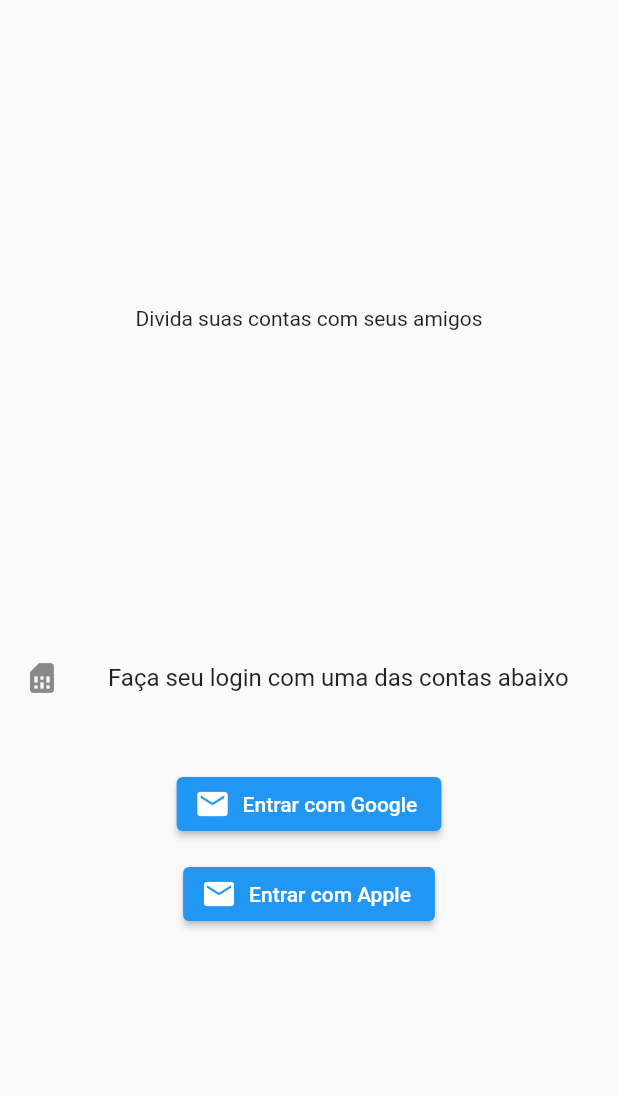
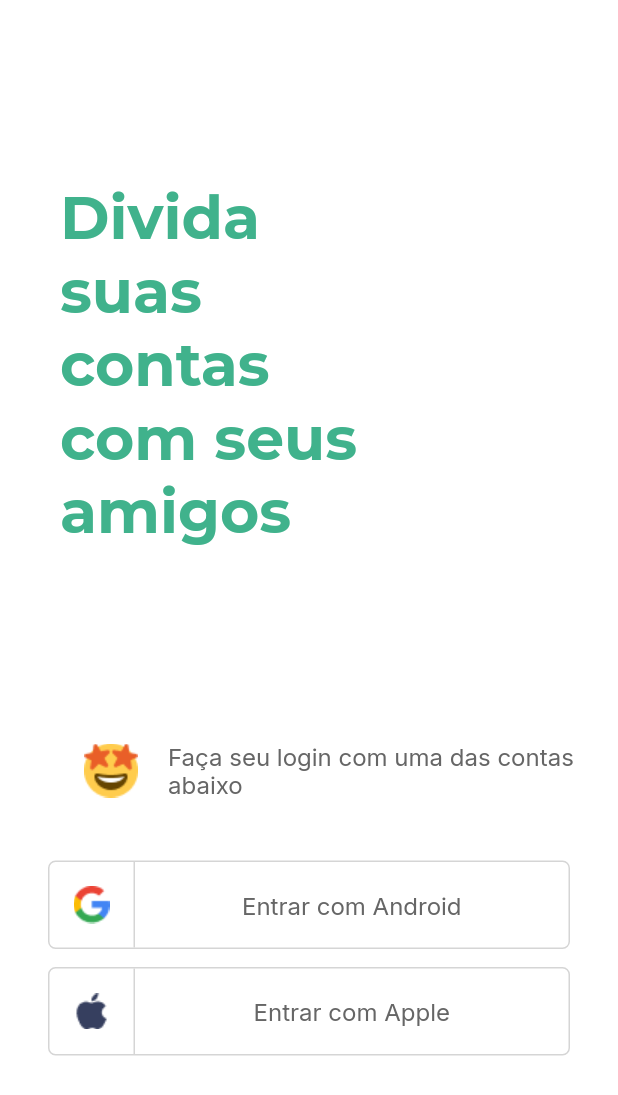
Before and after one commit to EduardoCeolin/split.it, a Flutter app: the screen it shows after launch, on a phone screen of 412 x 824 dp. Shown: the top 1095 px of the screen. Run offline on Flutter 3.47's test engine with Material 2 defaults, Android fonts, the phone set to English and light mode, and no system bars; our stand-ins replace google_fonts.

Commit message:
LoginPage finished

```diff
--- a/lib/app_widget.dart
+++ b/lib/app_widget.dart
@@ -1,6 +1,5 @@
 import 'package:flutter/material.dart';
 import 'package:split_it/modules/login/login_page.dart';
-import 'package:split_it/modules/splash/splash_page.dart';
 
 class AppWidget extends StatelessWidget {
   @override
--- a/lib/modules/login/login_page.dart
+++ b/lib/modules/login/login_page.dart
@@ -1,4 +1,6 @@
 import 'package:flutter/material.dart';
+import 'package:split_it/modules/theme/app_theme.dart';
+import 'package:split_it/modules/widgets/social_button.dart';
 
 class LoginPage extends StatefulWidget {
   LoginPage({Key? key}) : super(key: key);
@@ -11,25 +13,41 @@ class _LoginPageState extends State<LoginPage> {
   @override
   Widget build(BuildContext context) {
     return Scaffold(
+      backgroundColor: AppTheme.colors.backgroundPrimary,
       body: Column(mainAxisAlignment: MainAxisAlignment.spaceEvenly, children: [
-        Text("Divida suas contas com seus amigos"),
+        Padding(
+          padding: const EdgeInsets.only(left: 40),
+          child: Row(children: [
+            Container(
+              width: 236,
+              child: Text("Divida suas contas com seus amigos",
+                  style: AppTheme.textStyles.title),
+            ),
+          ]),
+        ),
         Column(children: [
-          ListTile(
-            leading: Icon(Icons.sim_card),
-            title: Text("Faça seu login com uma das contas abaixo"),
+          Padding(
+            padding: const EdgeInsets.only(left: 40),
+            child: ListTile(
+              leading: Image.asset("assets/images/emoji.png"),
+              title: Text(
+                "Faça seu login com uma das contas abaixo",
+                style: AppTheme.textStyles.button,
+              ),
+            ),
           ),
           SizedBox(height: 32),
-          ElevatedButton.icon(
-            onPressed: () {},
-            icon: Icon(Icons.email),
-            label: Text("Entrar com Google"),
-          ),
+          Padding(
+              padding: const EdgeInsets.symmetric(horizontal: 32),
+              child: SocialButtonWidget(
+                  imagePath: "assets/images/google.png",
+                  label: "Entrar com Android")),
           SizedBox(height: 12),
-          ElevatedButton.icon(
-            onPressed: () {},
-            icon: Icon(Icons.email),
-            label: Text("Entrar com Apple"),
-          )
+          Padding(
+              padding: const EdgeInsets.symmetric(horizontal: 32),
+              child: SocialButtonWidget(
+                  imagePath: "assets/images/apple.png",
+                  label: "Entrar com Apple")),
         ]),
       ]),
     );
--- a/lib/modules/splash/splash_page.dart
+++ b/lib/modules/splash/splash_page.dart
@@ -7,7 +7,7 @@ class SplashPage extends StatelessWidget {
   Widget build(BuildContext context) {
     return Scaffold(
       body: Container(
-        decoration: BoxDecoration(color: AppTheme.colors.background),
+        decoration: BoxDecoration(color: AppTheme.colors.backgroundSecondary),
         child: SafeArea(
           top: true,
           bottom: true,
--- a/lib/modules/theme/app_colors.dart
+++ b/lib/modules/theme/app_colors.dart
@@ -1,10 +1,26 @@
 import 'package:flutter/material.dart';
 
 abstract class AppColors {
-  Color get background;
+  Color get backgroundSecondary;
+  Color get backgroundPrimary;
+  Color get title;
+  Color get button;
+  Color get border;
 }
 
 class AppColorsDefault implements AppColors {
   @override
-  Color get background => Color(0xFF40B38C);
+  Color get backgroundSecondary => Color(0xFF40B38C);
+
+  @override
+  Color get backgroundPrimary => Color(0xFFFFFFFF);
+
+  @override
+  Color get title => Color(0xFF40B28C);
+
+  @override
+  Color get button => Color(0xFF666666);
+
+  @override
+  Color get border => Color(0xFFd5d5d5);
 }
--- /dev/null
+++ b/lib/modules/theme/app_text_styles.dart
@@ -0,0 +1,19 @@
+import 'package:flutter/material.dart';
+import 'package:google_fonts/google_fonts.dart';
+
+import 'app_theme.dart';
+
+abstract class AppTextStyles {
+  TextStyle get title;
+  TextStyle get button;
+}
+
+class AppTextStylesDefault implements AppTextStyles {
+  @override
+  TextStyle get button => GoogleFonts.inter(
+      color: AppTheme.colors.button, fontSize: 16, fontWeight: FontWeight.w400);
+
+  @override
+  TextStyle get title => GoogleFonts.montserrat(
+      color: AppTheme.colors.title, fontSize: 40, fontWeight: FontWeight.w700);
+}
--- a/lib/modules/theme/app_theme.dart
+++ b/lib/modules/theme/app_theme.dart
@@ -1,8 +1,10 @@
 import 'package:flutter/material.dart';
 import 'package:split_it/modules/theme/app_colors.dart';
 import 'package:split_it/modules/theme/app_gradients.dart';
+import 'package:split_it/modules/theme/app_text_styles.dart';
 
 class AppTheme {
   static AppColors get colors => AppColorsDefault();
   static AppGradients get gradients => AppGradientsDefault();
+  static AppTextStyles get textStyles => AppTextStylesDefault();
 }
--- /dev/null
+++ b/lib/modules/widgets/social_button.dart
@@ -0,0 +1,46 @@
+import 'package:flutter/material.dart';
+import 'package:split_it/modules/theme/app_theme.dart';
+
+class SocialButtonWidget extends StatelessWidget {
+  final String imagePath;
+  final String label;
+
+  const SocialButtonWidget(
+      {Key? key, required this.imagePath, required this.label})
+      : super(key: key);
+
+  @override
+  Widget build(BuildContext context) {
+    return Container(
+      decoration: BoxDecoration(
+        borderRadius: BorderRadius.circular(5),
+        border: Border.fromBorderSide(
+          BorderSide(color: AppTheme.colors.border),
+        ),
+      ),
+      child: Row(
+        children: [
+          SizedBox(
+            width: 57,
+            height: 57,
+            child: Row(
+              mainAxisAlignment: MainAxisAlignment.center,
+              children: [
+                SizedBox(width: 16),
+                Image.asset(imagePath),
+                SizedBox(width: 16),
+                Container(
+                  width: 1,
+                  color: AppTheme.colors.border,
+                )
+              ],
+            ),
+          ),
+          Expanded(child: Container()),
+          Text(label, style: AppTheme.textStyles.button),
+          Expanded(child: Container()),
+        ],
+      ),
+    );
+  }
+}
--- a/pubspec.yaml
+++ b/pubspec.yaml
@@ -13,6 +13,7 @@ dependencies:
     sdk: flutter
 
   cupertino_icons: ^1.0.2
+  google_fonts: ^2.1.0
 
 dev_dependencies:
   flutter_test:
```
Also changed, not shown: pubspec.lock.
